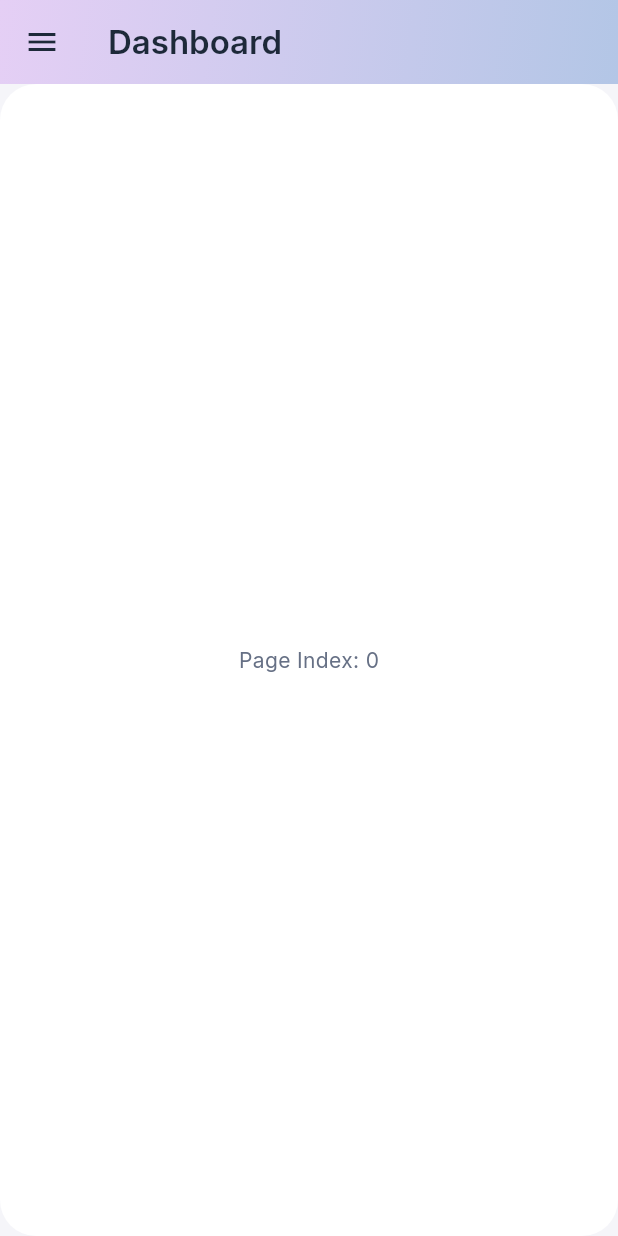
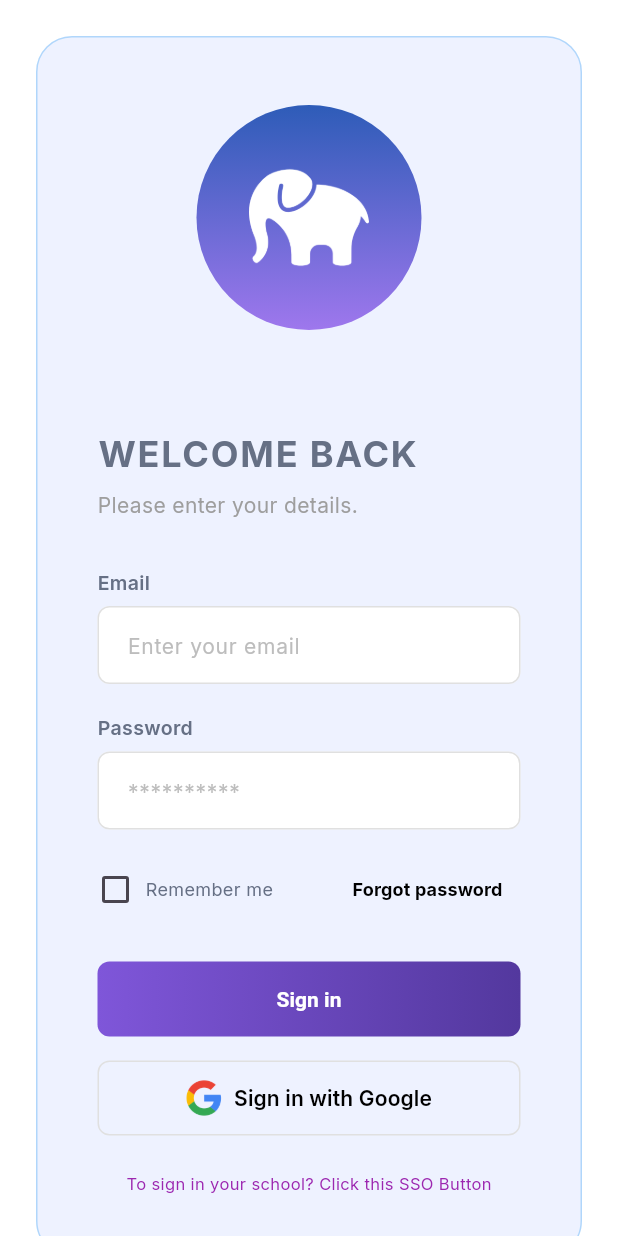
Before and after one commit to IMMANUEL-88/deskpad, a Flutter app: the screen it shows after launch, on a phone screen of 412 x 824 dp. Run offline on Flutter 3.47's test engine with Material 3 defaults, Android fonts, the phone set to English and light mode, and no system bars; our stand-ins replace equatable, flutter_bloc, google_fonts.

Commit message:
Add auth screen and auth BLoC(Day 3)

```diff
--- /dev/null
+++ b/lib/logic/auth_bloc.dart
@@ -0,0 +1,60 @@
+import 'package:flutter_bloc/flutter_bloc.dart';
+import 'package:equatable/equatable.dart';
+
+// --- Events ---
+abstract class AuthEvent extends Equatable {
+  const AuthEvent();
+  @override
+  List<Object> get props => [];
+}
+
+class LoginRequested extends AuthEvent {
+  final String email;
+  final String password;
+  const LoginRequested(this.email, this.password);
+}
+
+class LogoutRequested extends AuthEvent {}
+
+// --- States ---
+abstract class AuthState extends Equatable {
+  const AuthState();
+  @override
+  List<Object> get props => [];
+}
+
+class AuthInitial extends AuthState {}
+class AuthLoading extends AuthState {}
+class AuthAuthenticated extends AuthState {}
+class AuthFailure extends AuthState {
+  final String error;
+  const AuthFailure(this.error);
+}
+
+// --- BLoC ---
+class AuthBloc extends Bloc<AuthEvent, AuthState> {
+  AuthBloc() : super(AuthInitial()) {
+    on<LoginRequested>(_onLoginRequested);
+    on<LogoutRequested>((event, emit) => emit(AuthInitial()));
+  }
+
+  Future<void> _onLoginRequested(
+    LoginRequested event,
+    Emitter<AuthState> emit,
+  ) async {
+    emit(AuthLoading());
+    try {
+      // Simulate network delay
+      await Future.delayed(const Duration(seconds: 2));
+
+      // Mock validation (accept any non-empty input for now)
+      if (event.email.isNotEmpty && event.password.isNotEmpty) {
+        emit(AuthAuthenticated());
+      } else {
+        emit(const AuthFailure("Please fill in all fields"));
+      }
+    } catch (e) {
+      emit(const AuthFailure("An unexpected error occurred"));
+    }
+  }
+}
--- a/lib/main.dart
+++ b/lib/main.dart
@@ -1,6 +1,8 @@
 import 'package:flutter/material.dart';
+import 'package:flutter_bloc/flutter_bloc.dart';
 import 'core/theme/app_theme.dart';
-import 'presentation/screens/deskpad_shell.dart';
+import 'logic/auth_bloc.dart';
+import 'presentation/screens/login_screen.dart';
 
 void main() {
   runApp(const DeskpadApp());
@@ -11,11 +13,18 @@ class DeskpadApp extends StatelessWidget {
 
   @override
   Widget build(BuildContext context) {
-    return MaterialApp(
-      title: 'Deskpad',
-      debugShowCheckedModeBanner: false,
-      theme: AppTheme.lightTheme,
-      home: const DeskpadShell(),
+    return MultiBlocProvider(
+      providers: [
+        BlocProvider(create: (_) => AuthBloc()),
+        // NavigationCubit will be created inside DeskpadShell when we get there
+      ],
+      child: MaterialApp(
+        title: 'Deskpad',
+        debugShowCheckedModeBanner: false,
+        theme: AppTheme.lightTheme,
+        // Start with Login Screen
+        home: const LoginScreen(),
+      ),
     );
   }
 }
--- /dev/null
+++ b/lib/presentation/screens/login_screen.dart
@@ -0,0 +1,310 @@
+import 'package:flutter/material.dart';
+import 'package:flutter_bloc/flutter_bloc.dart';
+import 'package:google_fonts/google_fonts.dart';
+import '../../logic/auth_bloc.dart';
+import '../../core/theme/app_theme.dart';
+import 'deskpad_shell.dart';
+
+class LoginScreen extends StatelessWidget {
+  const LoginScreen({super.key});
+
+  @override
+  Widget build(BuildContext context) {
+    return Scaffold(
+      backgroundColor: Colors.white, // Plain background as per image
+      body: BlocListener<AuthBloc, AuthState>(
+        listener: (context, state) {
+          if (state is AuthAuthenticated) {
+            // Navigate to Dashboard on success
+            Navigator.of(context).pushReplacement(
+              MaterialPageRoute(builder: (_) => const DeskpadShell()),
+            );
+          } else if (state is AuthFailure) {
+            ScaffoldMessenger.of(context).showSnackBar(
+              SnackBar(content: Text(state.error), backgroundColor: Colors.red),
+            );
+          }
+        },
+        child: Center(
+          child: SingleChildScrollView(
+            padding: const EdgeInsets.all(24),
+            child: LayoutBuilder(
+              builder: (context, constraints) {
+                // Determine if we are on wide screen
+                bool isWide = constraints.maxWidth > 900;
+
+                return Container(
+                  width: isWide ? 900 : 450,
+                  height: isWide ? 600 : null, // Auto height on mobile
+                  decoration: BoxDecoration(
+                    color: const Color(
+                      0xFFEEF2FF,
+                    ), // Very light periwinkle background inside the border
+                    borderRadius: BorderRadius.circular(24),
+                    border: Border.all(
+                      color: Colors.blue.withOpacity(0.3),
+                      width: 1,
+                    ), // The dotted/dashed line implementation
+                  ),
+                  child: isWide
+                      ? Row(
+                          children: [
+                            Expanded(child: _LoginForm()),
+                            Expanded(child: _BrandSidePanel()),
+                          ],
+                        )
+                      : Column(
+                          mainAxisSize: MainAxisSize.min,
+                          children: [
+                            // On mobile, maybe show brand logo smaller or just the form
+                            const SizedBox(height: 20),
+                            const _BrandSidePanel(isMobile: true),
+                            _LoginForm(),
+                          ],
+                        ),
+                );
+              },
+            ),
+          ),
+        ),
+      ),
+    );
+  }
+}
+
+class _LoginForm extends StatelessWidget {
+  final TextEditingController _emailController = TextEditingController();
+  final TextEditingController _passController = TextEditingController();
+
+  _LoginForm();
+
+  @override
+  Widget build(BuildContext context) {
+    return Padding(
+      padding: const EdgeInsets.all(40),
+      child: Column(
+        crossAxisAlignment: CrossAxisAlignment.start,
+        mainAxisAlignment: MainAxisAlignment.center,
+        children: [
+          Text(
+            "WELCOME BACK",
+            style: GoogleFonts.inter(
+              fontSize: 24,
+              fontWeight: FontWeight.bold,
+              letterSpacing: 1.2,
+            ),
+          ),
+          const SizedBox(height: 8),
+          Text(
+            "Please enter your details.",
+            style: GoogleFonts.inter(color: Colors.grey, fontSize: 14),
+          ),
+
+          const SizedBox(height: 32),
+
+          _buildLabel("Email"),
+          _buildInput("Enter your email", _emailController),
+
+          const SizedBox(height: 20),
+
+          _buildLabel("Password"),
+          _buildInput("**********", _passController, isObscure: true),
+
+          const SizedBox(height: 16),
+
+          // Remember Me & Forgot Password
+          Row(
+            children: [
+              SizedBox(
+                height: 24,
+                width: 24,
+                child: Checkbox(value: false, onChanged: (v) {}),
+              ),
+              const SizedBox(width: 8),
+              Text("Remember me", style: GoogleFonts.inter(fontSize: 12)),
+              const Spacer(),
+              TextButton(
+                onPressed: () {},
+                child: Text(
+                  "Forgot password",
+                  style: GoogleFonts.inter(
+                    fontSize: 12,
+                    color: Colors.black,
+                    fontWeight: FontWeight.bold,
+                  ),
+                ),
+              ),
+            ],
+          ),
+
+          const SizedBox(height: 24),
+
+          // Sign In Button (Gradient)
+          BlocBuilder<AuthBloc, AuthState>(
+            builder: (context, state) {
+              return Container(
+                width: double.infinity,
+                height: 50,
+                decoration: BoxDecoration(
+                  borderRadius: BorderRadius.circular(8),
+                  gradient: const LinearGradient(
+                    colors: [
+                      Color(0xFF7F56D9),
+                      Color(0xFF53389E),
+                    ], // Purple Gradient
+                  ),
+                ),
+                child: ElevatedButton(
+                  onPressed: state is AuthLoading
+                      ? null
+                      : () {
+                          context.read<AuthBloc>().add(
+                            LoginRequested(
+                              _emailController.text,
+                              _passController.text,
+                            ),
+                          );
+                        },
+                  style: ElevatedButton.styleFrom(
+                    backgroundColor: Colors.transparent,
+                    shadowColor: Colors.transparent,
+                    shape: RoundedRectangleBorder(
+                      borderRadius: BorderRadius.circular(8),
+                    ),
+                  ),
+                  child: state is AuthLoading
+                      ? const CircularProgressIndicator(color: Colors.white)
+                      : const Text(
+                          "Sign in",
+                          style: TextStyle(
+                            color: Colors.white,
+                            fontWeight: FontWeight.w600,
+                          ),
+                        ),
+                ),
+              );
+            },
+          ),
+
+          const SizedBox(height: 16),
+
+          // Google Button
+          OutlinedButton(
+            onPressed: () {},
+            style: OutlinedButton.styleFrom(
+              minimumSize: const Size(double.infinity, 50),
+              shape: RoundedRectangleBorder(
+                borderRadius: BorderRadius.circular(8),
+              ),
+              side: BorderSide(color: Colors.grey.shade300),
+            ),
+            child: Row(
+              mainAxisAlignment: MainAxisAlignment.center,
+              children: [
+                // Placeholder for Google Icon
+                Image.asset(
+                  "assets/icons/google-icon.png",
+                  width: 24,
+                  height: 24,
+                ),
+                const SizedBox(width: 8),
+                Text(
+                  "Sign in with Google",
+                  style: GoogleFonts.inter(
+                    color: Colors.black,
+                    fontWeight: FontWeight.w600,
+                  ),
+                ),
+              ],
+            ),
+          ),
+
+          const SizedBox(height: 24),
+          Center(
+            child: Text(
+              "To sign in your school? Click this SSO Button",
+              style: GoogleFonts.inter(fontSize: 11, color: Colors.purple),
+            ),
+          ),
+        ],
+      ),
+    );
+  }
+
+  Widget _buildLabel(String text) {
+    return Padding(
+      padding: const EdgeInsets.only(bottom: 6),
+      child: Text(
+        text,
+        style: GoogleFonts.inter(fontSize: 13, fontWeight: FontWeight.w600),
+      ),
+    );
+  }
+
+  Widget _buildInput(
+    String hint,
+    TextEditingController controller, {
+    bool isObscure = false,
+  }) {
+    return TextField(
+      controller: controller,
+      obscureText: isObscure,
+      decoration: InputDecoration(
+        hintText: hint,
+        hintStyle: TextStyle(color: Colors.grey.shade400, fontSize: 14),
+        filled: true,
+        fillColor: Colors.white,
+        contentPadding: const EdgeInsets.symmetric(
+          horizontal: 16,
+          vertical: 14,
+        ),
+        border: OutlineInputBorder(
+          borderRadius: BorderRadius.circular(8),
+          borderSide: BorderSide(color: Colors.grey.shade300),
+        ),
+        enabledBorder: OutlineInputBorder(
+          borderRadius: BorderRadius.circular(8),
+          borderSide: BorderSide(color: Colors.grey.shade300),
+        ),
+      ),
+    );
+  }
+}
+
+class _BrandSidePanel extends StatelessWidget {
+  final bool isMobile;
+  const _BrandSidePanel({this.isMobile = false});
+
+  @override
+  Widget build(BuildContext context) {
+    return Container(
+      height: isMobile ? 200 : double.infinity,
+      width: double.infinity,
+      decoration: const BoxDecoration(color: Colors.transparent),
+      child: Center(
+        child: Container(
+          width: isMobile ? 150 : 280,
+          height: isMobile ? 150 : 280,
+          decoration: const BoxDecoration(
+            shape: BoxShape.circle,
+            gradient: LinearGradient(
+              begin: Alignment.topCenter,
+              end: Alignment.bottomCenter,
+              colors: [
+                Color(0xFF2E5CB8),
+                Color(0xFF9E77ED),
+              ], // Blue to Purple gradient
+            ),
+          ),
+          child: Center(
+            child: Image.asset(
+              "assets/icons/elephant-icon.png",
+              width: isMobile ? 80 : 120,
+              height: isMobile ? 80 : 120,
+            ),
+          ),
+        ),
+      ),
+    );
+  }
+}
--- a/pubspec.yaml
+++ b/pubspec.yaml
@@ -66,6 +66,7 @@ flutter:
   # To add assets to your application, add an assets section, like this:
   assets:
     - assets/data/
+    - assets/icons/
 
   # An image asset can refer to one or more resolution-specific "variants", see
   # https://flutter.dev/to/resolution-aware-images
```
Also changed, not shown: assets/icons/elephant-icon.png (added), assets/icons/google-icon.png (added).
